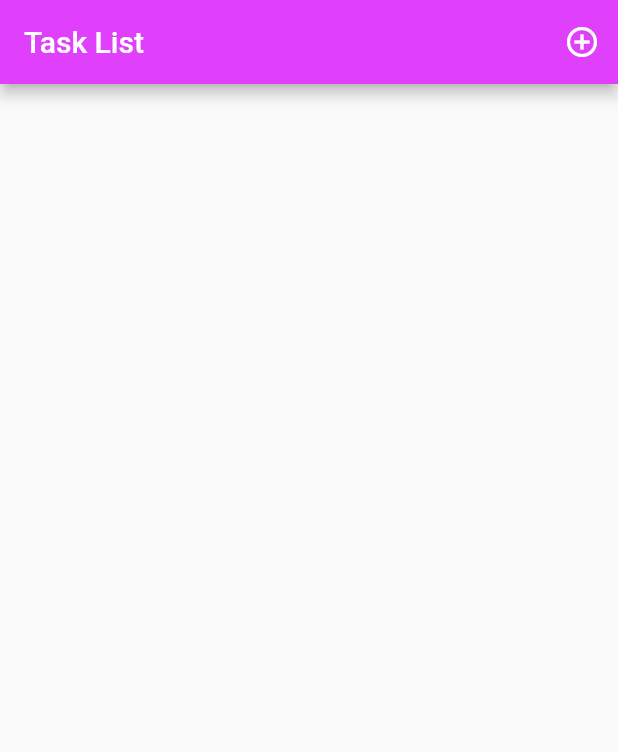
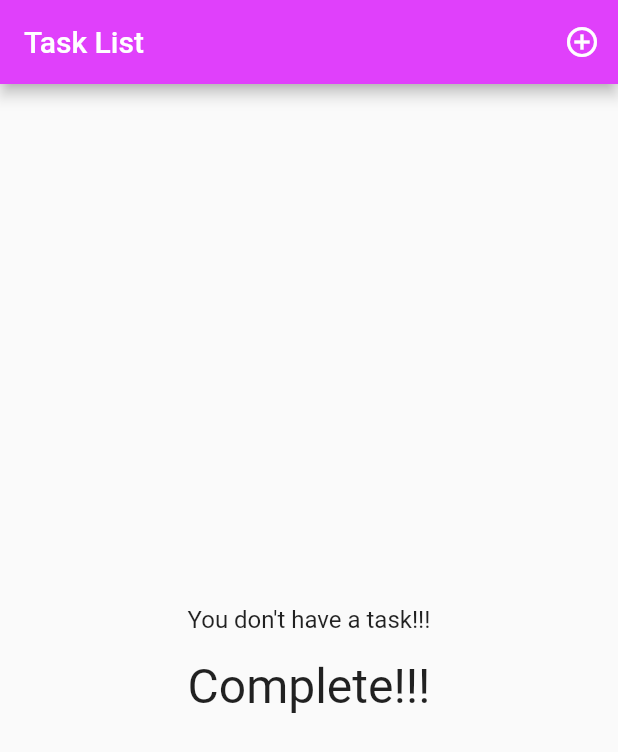
Before and after one commit to waterbook59/todo1_y_add_analysisoptions, a Flutter app: the screen it shows after launch, on a phone screen of 412 x 824 dp. Shown: the top 752 px of the screen. Run offline on Flutter 3.47's test engine with Material 2 defaults, Android fonts, the light colour scheme and no system bars; our stand-ins replace moor, moor_ffi; generated files the repository leaves out were written again; Roboto replaces fonts that are missing (NotoSansJP-Bold, sawarabi-gothic-medium).

Commit message:
taskListScreenのbody部taskListViewの一部実装

```diff
--- a/lib/main.dart
+++ b/lib/main.dart
@@ -1,7 +1,7 @@
 import 'package:flutter/material.dart';
 import 'package:provider/provider.dart';
 import 'package:todo1yaddanalysisoptions/style.dart';
-import 'package:todo1yaddanalysisoptions/view/screens/task_list_screen.dart';
+import 'package:todo1yaddanalysisoptions/view/screens/task_screen/task_list_screen.dart';
 
 import 'di/providers.dart';
 
--- a/lib/style.dart
+++ b/lib/style.dart
@@ -5,3 +5,5 @@ const regularFont ='sawarabi-gothic-medium';
 const boldFont = 'NotoSansJP-Bold';
 
 const appBarTextStyle = TextStyle(fontSize:20,fontFamily: titleFont);
+const addTaskTextStyle = TextStyle(fontSize:16,fontFamily: regularFont);
+const taskCompleteTextStyle = TextStyle(fontSize:32,fontFamily: boldFont);
--- /dev/null
+++ b/lib/view/components/empty_view.dart
@@ -0,0 +1,19 @@
+import 'package:flutter/material.dart';
+
+import '../../style.dart';
+
+class EmptyView extends StatelessWidget {
+  @override
+  Widget build(BuildContext context) {
+    return Center(
+      child: Column(
+        mainAxisAlignment: MainAxisAlignment.center,
+        children: <Widget>[
+          const Text('You don\'t have a task!!!',style: addTaskTextStyle,),
+          const SizedBox(height: 16),
+          Text('Complete!!!',style: taskCompleteTextStyle,),
+        ],
+      ),
+    );
+  }
+}
--- a/lib/view/screens/task_list_screen.dart
+++ b/lib/view/screens/task_screen/task_list_screen.dart
@@ -1,10 +1,11 @@
 import 'package:flutter/material.dart';
 import 'package:provider/provider.dart';
 import 'package:todo1yaddanalysisoptions/util/constants.dart';
+import 'package:todo1yaddanalysisoptions/view/screens/task_screen/task_list_view.dart';
 import 'package:todo1yaddanalysisoptions/view_models/task_viewmodel.dart';
 
-import '../../style.dart';
-import 'add_task_screen.dart';
+import '../../../style.dart';
+import '../add_task_screen/add_task_screen.dart';
 
 class TaskListScreen extends StatelessWidget {
 
@@ -14,6 +15,7 @@ class TaskListScreen extends StatelessWidget {
 
     final viewModel = Provider.of<TaskViewModel>(context, listen: false);
     Future<void>(viewModel.getTaskList);
+    //中身が空の時の表記はTaskListView内で表示
 
     return Scaffold(
       appBar: AppBar(
@@ -29,7 +31,7 @@ class TaskListScreen extends StatelessWidget {
           ),
         ],
       ),
-//      body: TaskListView(),
+      body: TaskListView(),
     );
   }
 
--- /dev/null
+++ b/lib/view/screens/task_screen/task_list_view.dart
@@ -0,0 +1,35 @@
+import 'package:flutter/material.dart';
+import 'package:provider/provider.dart';
+import 'package:todo1yaddanalysisoptions/view/components/empty_view.dart';
+import 'package:todo1yaddanalysisoptions/view_models/task_viewmodel.dart';
+
+class TaskListView extends StatelessWidget {
+  @override
+  Widget build(BuildContext context) {
+    return Consumer<TaskViewModel>(builder: (context, taskViewModel, child) {
+      print(taskViewModel.tasks);
+      if (taskViewModel.tasks.isEmpty) {
+        return EmptyView();
+      }
+      //ListView.separatedでDivider使わなくてもListTileごとにラインが入るのでは？？？
+      return ListView.builder(
+          itemCount: taskViewModel.tasks.length * 2,
+          itemBuilder: (BuildContext context, int index) {
+            if (index.isOdd) return const Divider();
+            final i = index ~/ 2;
+            return CheckboxListTile(
+              title: Text(taskViewModel.tasks[i].title),
+              subtitle: Text(taskViewModel.tasks[i].memo),
+              value: taskViewModel.tasks[i].isToDo,
+//              //todo タップしたら更新
+              onChanged: (value) => _clickCheckButton(value, context),
+            );
+          });
+    });
+  }
+
+  Future<void> _clickCheckButton(bool value, BuildContext context) async {
+    final taskViewModel = Provider.of<TaskViewModel>(context, listen: false);
+    taskViewModel.clickCheckButton(value);
+  }
+}
--- a/lib/view_models/task_viewmodel.dart
+++ b/lib/view_models/task_viewmodel.dart
@@ -1,4 +1,5 @@
 import 'dart:async';
+import 'dart:collection';
 
 import 'package:flutter/material.dart';
 import 'package:todo1yaddanalysisoptions/data_models/task.dart';
@@ -7,7 +8,14 @@ import 'package:todo1yaddanalysisoptions/models/repository/task_repository.dart'
 class TaskViewModel extends ChangeNotifier{
   TaskViewModel({TaskRepository repository}):_taskRepository=repository;
   final TaskRepository _taskRepository;
+
   List<Task> _tasks = <Task>[];
+  //taskのリストをview層からとるとUnmodifiableListViewで返す
+  UnmodifiableListView<Task> get tasks {
+    return UnmodifiableListView(_tasks);
+  }
+  bool _isDone =false;
+  bool get isDone => _isDone;
 
 
 
@@ -22,4 +30,10 @@ class TaskViewModel extends ChangeNotifier{
       notifyListeners();
     }
   }
+
+  Future<void> clickCheckButton(bool value) async{
+    print('value:$value');
+    _isDone= value;
+    notifyListeners();
+  }
 }
```
Also changed, not shown: lib/view/common/components/task_list_view.dart (deleted, +0 -8 lines), lib/view/screens/add_task_screen/add_task_screen.dart (renamed from lib/view/screens/add_task_screen.dart).
